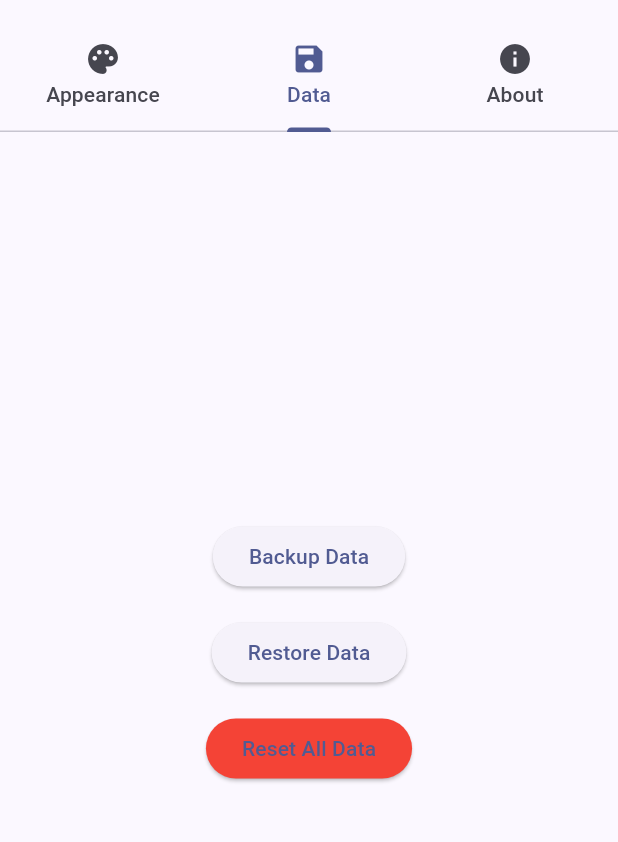
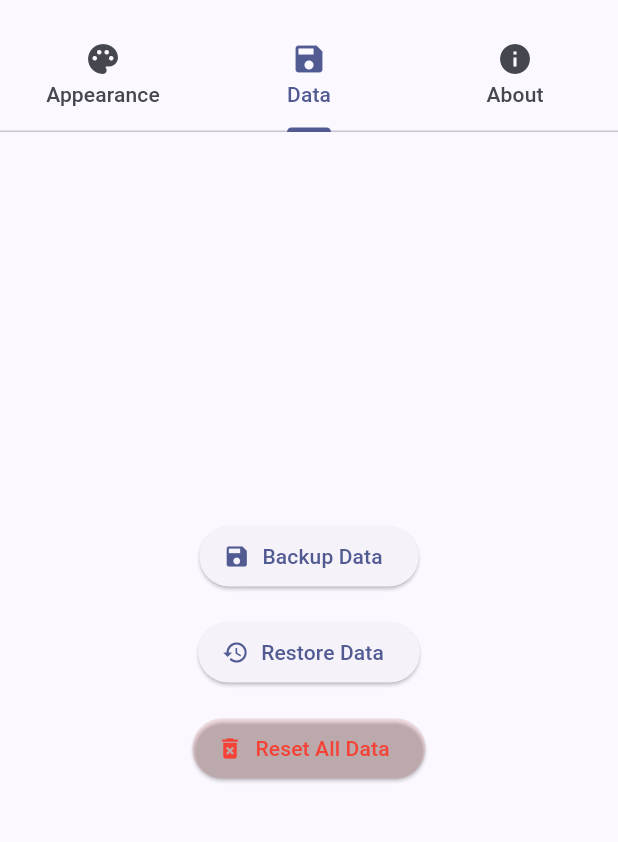
Before and after one commit to phnthnhnm/evc, a Flutter app: the SettingsScreen screen opened directly, tab 2 chosen, on a phone screen of 412 x 824 dp, the part 63-905 px from its top. Run offline on Flutter 3.47's test engine with Material 3 defaults, Android fonts, the phone set to English and light mode, and no system bars; our stand-ins replace file_picker, package_info_plus, shared_preferences; missing offline and left inert: window_manager; accounts and stored records are empty.

Commit message:
style(buttons): recolor the reset button and add icons to data tab's buttons

```diff
--- a/lib/screens/settings/data_tab.dart
+++ b/lib/screens/settings/data_tab.dart
@@ -88,20 +88,26 @@ class _DataTabState extends State<DataTab> {
       child: Column(
         mainAxisAlignment: MainAxisAlignment.center,
         children: [
-          ElevatedButton(
+          ElevatedButton.icon(
             onPressed: _backupData,
-            child: const Text('Backup Data'),
+            icon: const Icon(Icons.save),
+            label: const Text('Backup Data'),
           ),
           const SizedBox(height: 16),
-          ElevatedButton(
+          ElevatedButton.icon(
             onPressed: _restoreData,
-            child: const Text('Restore Data'),
+            icon: const Icon(Icons.restore),
+            label: const Text('Restore Data'),
           ),
           const SizedBox(height: 16),
-          ElevatedButton(
-            style: ElevatedButton.styleFrom(backgroundColor: Colors.red),
+          ElevatedButton.icon(
+            style: ElevatedButton.styleFrom(
+              backgroundColor: Colors.red.withAlpha((0.1 * 255).toInt()),
+              foregroundColor: Colors.red,
+            ),
             onPressed: _resetData,
-            child: const Text('Reset All Data'),
+            icon: const Icon(Icons.delete_forever),
+            label: const Text('Reset All Data'),
           ),
         ],
       ),
```
Also changed, not shown: lib/widgets/reset_resonator_button.dart (+4 -6 lines).
